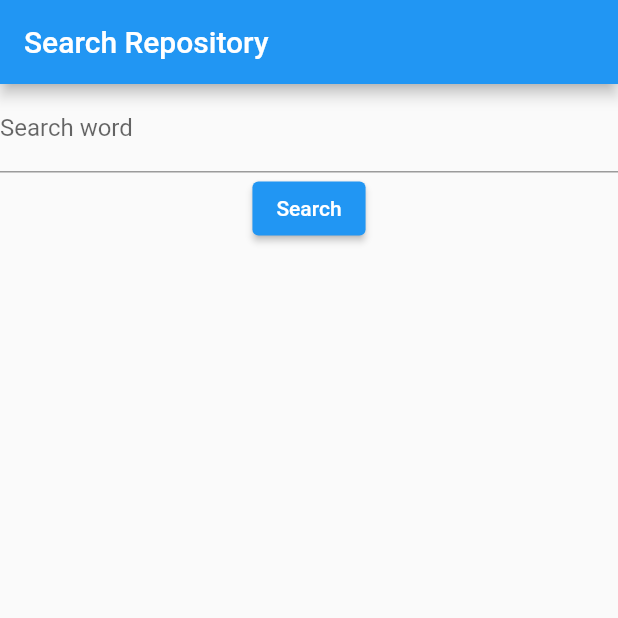
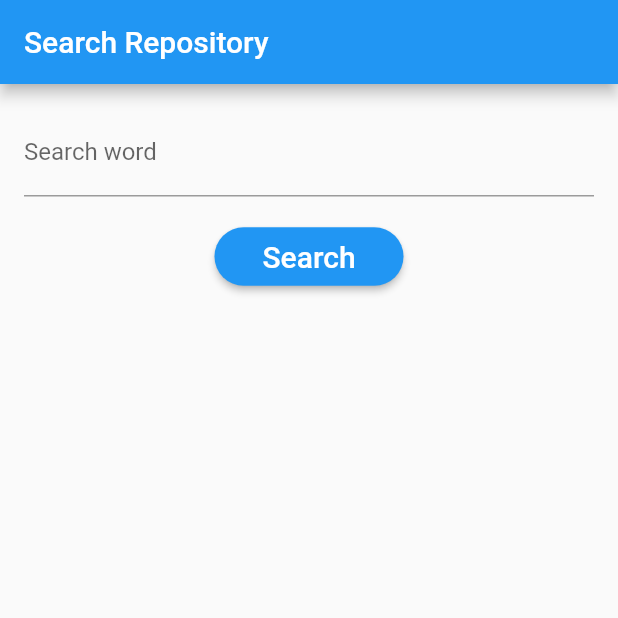
Before and after one commit to AppDeveloperMLLB/codecheck, a Flutter app: the screen it shows after launch, on a phone screen of 412 x 824 dp, the top half of it. Run offline on Flutter 3.47's test engine with Material 2 defaults, Android fonts, the phone set to English and light mode, and no system bars; our stand-ins replace flutter_hooks, freezed_annotation, go_router, hooks_riverpod.

Commit message:
[update]Refined page design.
refs #1 Refined search page design.

```diff
--- a/lib/presentation/page/search_repository_page.dart
+++ b/lib/presentation/page/search_repository_page.dart
@@ -1,6 +1,8 @@
 import 'package:codecheck/presentation/app_strings.dart';
 import 'package:codecheck/presentation/validator/search_text_validator.dart';
+import 'package:codecheck/presentation/widget/form_button.dart';
 import 'package:codecheck/presentation/widget/github_repository_list_view.dart';
+import 'package:codecheck/presentation/widget/input_text_form_field.dart';
 import 'package:flutter/material.dart';
 import 'package:hooks_riverpod/hooks_riverpod.dart';
 import 'package:flutter_hooks/flutter_hooks.dart';
@@ -25,29 +27,31 @@ class SearchRepositoryPage extends HookConsumerWidget {
           key: formKey,
           child: Column(
             children: [
-              TextFormField(
-                controller: searchTextController,
-                decoration: const InputDecoration(
-                  labelText: AppStrings.searchTextLabel,
+              Padding(
+                padding: const EdgeInsets.all(16),
+                child: InputTextFormField(
+                  controller: searchTextController,
+                  label: AppStrings.searchTextLabel,
+                  validator: (text) {
+                    return SearchTextValidator.validate(text);
+                  },
                 ),
-                validator: (text) {
-                  return SearchTextValidator.validate(text);
-                },
               ),
-              ElevatedButton(
+              FormButton(
                 onPressed: () {
                   if (formKey.currentState!.validate()) {
                     searchWord.value = searchTextController.text;
                   }
                 },
-                child: const Text(
-                  AppStrings.searchButtonLabel,
-                ),
+                text: AppStrings.searchButtonLabel,
               ),
               if (searchWord.value.isNotEmpty)
                 Expanded(
-                  child: GithubRepositoryListView(
-                    searchWord: searchTextController.text,
+                  child: Padding(
+                    padding: const EdgeInsets.all(16.0),
+                    child: GithubRepositoryListView(
+                      searchWord: searchTextController.text,
+                    ),
                   ),
                 ),
             ],
--- /dev/null
+++ b/lib/presentation/widget/form_button.dart
@@ -0,0 +1,36 @@
+import 'package:flutter/material.dart';
+
+class FormButton extends StatelessWidget {
+  const FormButton({
+    super.key,
+    required this.text,
+    this.onPressed,
+  });
+
+  final VoidCallback? onPressed;
+  final String text;
+
+  @override
+  Widget build(BuildContext context) {
+    return ElevatedButton(
+      onPressed: onPressed,
+      style: ElevatedButton.styleFrom(
+        shape: RoundedRectangleBorder(
+          borderRadius: BorderRadius.circular(32),
+        ),
+        textStyle: Theme.of(context).textTheme.titleLarge,
+      ),
+      child: Padding(
+        padding: const EdgeInsets.only(
+          top: 8,
+          left: 16.0,
+          right: 16.0,
+          bottom: 8,
+        ),
+        child: Text(
+          text,
+        ),
+      ),
+    );
+  }
+}
--- /dev/null
+++ b/lib/presentation/widget/input_text_form_field.dart
@@ -0,0 +1,26 @@
+import 'package:flutter/material.dart';
+
+class InputTextFormField extends StatelessWidget {
+  const InputTextFormField({
+    super.key,
+    required this.controller,
+    required this.label,
+    this.validator,
+  });
+
+  final TextEditingController controller;
+  final String label;
+  final String? Function(String?)? validator;
+
+  @override
+  Widget build(BuildContext context) {
+    return TextFormField(
+      controller: controller,
+      style: Theme.of(context).textTheme.titleMedium,
+      decoration: InputDecoration(
+        labelText: label,
+      ),
+      validator: validator,
+    );
+  }
+}
```
